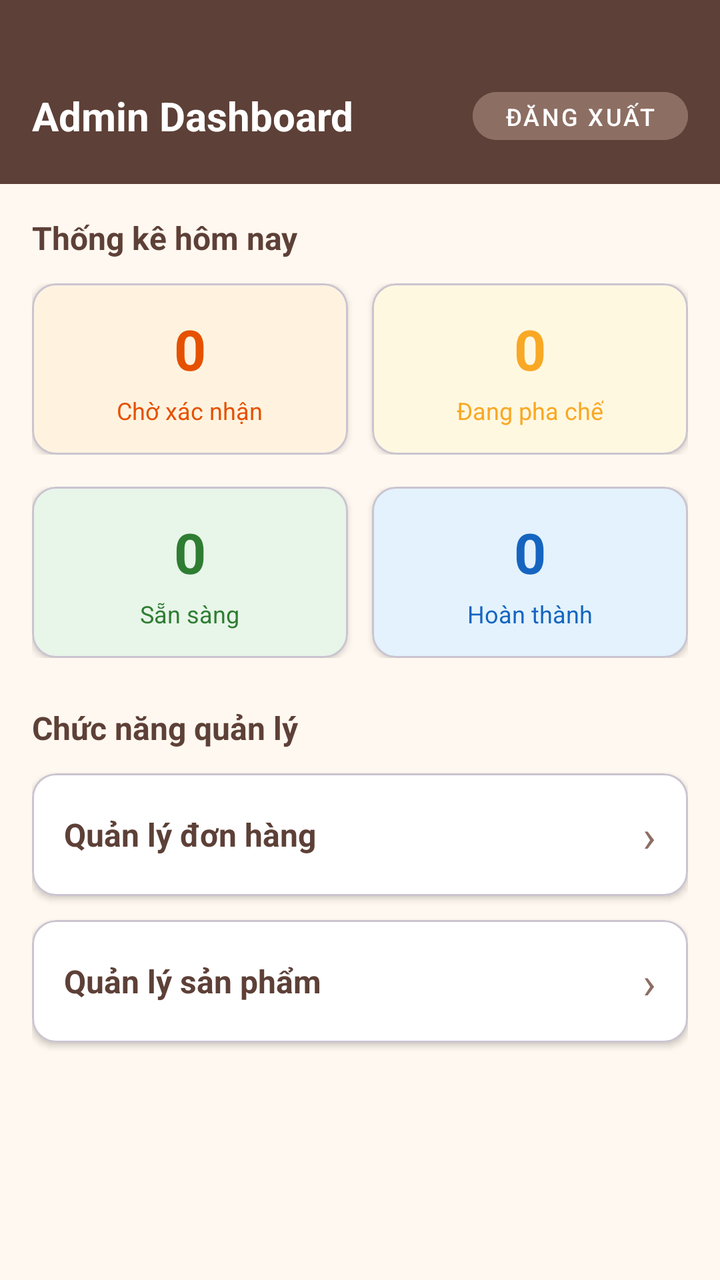
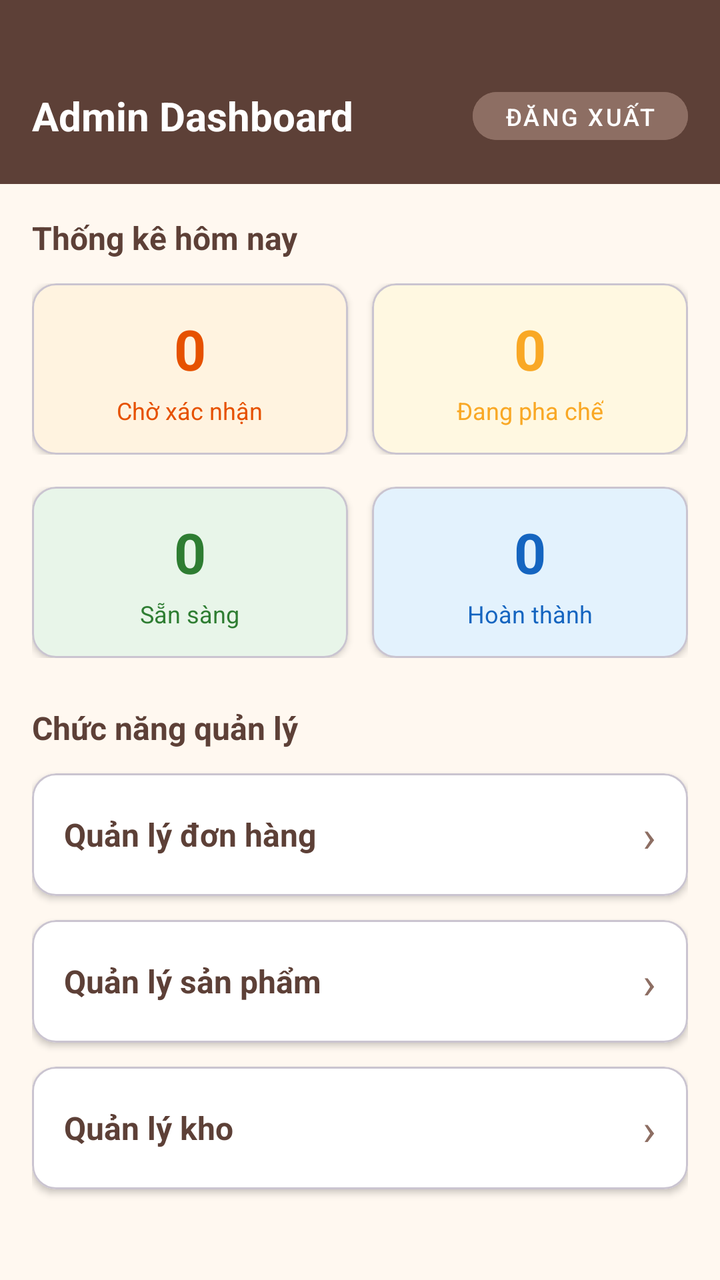

An Android layout rendered at two revisions. The XML below is the earlier revision; the diff shows what the commit changed to produce the second picture.
<!-- AndroidManifest.xml: application theme Theme.FoodOrdering -->
<!-- res/layout/activity_admin_dashboard.xml -->
<?xml version="1.0" encoding="utf-8"?>
<LinearLayout xmlns:android="http://schemas.android.com/apk/res/android"
    xmlns:app="http://schemas.android.com/apk/res-auto"
    android:layout_width="match_parent"
    android:layout_height="match_parent"
    android:orientation="vertical"
    android:background="#FFF8F0">

    
    <LinearLayout
        android:layout_width="match_parent"
        android:layout_height="wrap_content"
        android:orientation="horizontal"
        android:background="#5D4037"
        android:paddingTop="40dp"
        android:paddingBottom="16dp"
        android:paddingHorizontal="16dp"
        android:gravity="center_vertical">

        <TextView
            android:layout_width="0dp"
            android:layout_height="wrap_content"
            android:layout_weight="1"
            android:text="Admin Dashboard"
            android:textColor="#FFFFFF"
            android:textSize="20sp"
            android:textStyle="bold" />

        <com.google.android.material.button.MaterialButton
            android:id="@+id/btnLogout"
            android:layout_width="wrap_content"
            android:layout_height="36dp"
            android:text="Đăng xuất"
            android:textSize="12sp"
            app:cornerRadius="18dp"
            android:backgroundTint="#8D6E63"
            android:textColor="#FFFFFF"
            style="@style/Widget.MaterialComponents.Button.UnelevatedButton" />
    </LinearLayout>

    <ScrollView
        android:layout_width="match_parent"
        android:layout_height="match_parent"
        android:fillViewport="true">

        <LinearLayout
            android:layout_width="match_parent"
            android:layout_height="wrap_content"
            android:orientation="vertical"
            android:padding="16dp">

            
            <TextView
                android:layout_width="match_parent"
                android:layout_height="wrap_content"
                android:text="Thống kê hôm nay"
                android:textSize="16sp"
                android:textStyle="bold"
                android:textColor="#5D4037"
                android:layout_marginBottom="12dp" />

            <LinearLayout
                android:layout_width="match_parent"
                android:layout_height="wrap_content"
                android:orientation="horizontal"
                android:layout_marginBottom="16dp">

                
                <com.google.android.material.card.MaterialCardView
                    android:layout_width="0dp"
                    android:layout_height="wrap_content"
                    android:layout_weight="1"
                    android:layout_marginEnd="6dp"
                    app:cardCornerRadius="12dp"
                    app:cardElevation="2dp"
                    app:cardBackgroundColor="#FFF3E0">

                    <LinearLayout
                        android:layout_width="match_parent"
                        android:layout_height="wrap_content"
                        android:orientation="vertical"
                        android:padding="14dp"
                        android:gravity="center">

                        <TextView
                            android:id="@+id/tvPendingCount"
                            android:layout_width="wrap_content"
                            android:layout_height="wrap_content"
                            android:text="0"
                            android:textSize="28sp"
                            android:textStyle="bold"
                            android:textColor="#E65100" />

                        <TextView
                            android:layout_width="wrap_content"
                            android:layout_height="wrap_content"
                            android:text="Chờ xác nhận"
                            android:textSize="12sp"
                            android:textColor="#E65100"
                            android:layout_marginTop="4dp" />
                    </LinearLayout>
                </com.google.android.material.card.MaterialCardView>

                
                <com.google.android.material.card.MaterialCardView
                    android:layout_width="0dp"
                    android:layout_height="wrap_content"
                    android:layout_weight="1"
                    android:layout_marginStart="6dp"
                    app:cardCornerRadius="12dp"
                    app:cardElevation="2dp"
                    app:cardBackgroundColor="#FFF8E1">

                    <LinearLayout
                        android:layout_width="match_parent"
                        android:layout_height="wrap_content"
                        android:orientation="vertical"
                        android:padding="14dp"
                        android:gravity="center">

                        <TextView
                            android:id="@+id/tvPreparingCount"
                            android:layout_width="wrap_content"
                            android:layout_height="wrap_content"
                            android:text="0"
                            android:textSize="28sp"
                            android:textStyle="bold"
                            android:textColor="#F9A825" />

                        <TextView
                            android:layout_width="wrap_content"
                            android:layout_height="wrap_content"
                            android:text="Đang pha chế"
                            android:textSize="12sp"
                            android:textColor="#F9A825"
                            android:layout_marginTop="4dp" />
                    </LinearLayout>
                </com.google.android.material.card.MaterialCardView>
            </LinearLayout>

            <LinearLayout
                android:layout_width="match_parent"
                android:layout_height="wrap_content"
                android:orientation="horizontal"
                android:layout_marginBottom="24dp">

                
                <com.google.android.material.card.MaterialCardView
                    android:layout_width="0dp"
                    android:layout_height="wrap_content"
                    android:layout_weight="1"
                    android:layout_marginEnd="6dp"
                    app:cardCornerRadius="12dp"
                    app:cardElevation="2dp"
                    app:cardBackgroundColor="#E8F5E9">

                    <LinearLayout
                        android:layout_width="match_parent"
                        android:layout_height="wrap_content"
                        android:orientation="vertical"
                        android:padding="14dp"
                        android:gravity="center">

                        <TextView
                            android:id="@+id/tvReadyCount"
                            android:layout_width="wrap_content"
                            android:layout_height="wrap_content"
                            android:text="0"
                            android:textSize="28sp"
                            android:textStyle="bold"
                            android:textColor="#2E7D32" />

                        <TextView
                            android:layout_width="wrap_content"
                            android:layout_height="wrap_content"
                            android:text="Sẵn sàng"
                            android:textSize="12sp"
                            android:textColor="#2E7D32"
                            android:layout_marginTop="4dp" />
                    </LinearLayout>
                </com.google.android.material.card.MaterialCardView>

                
                <com.google.android.material.card.MaterialCardView
                    android:layout_width="0dp"
                    android:layout_height="wrap_content"
                    android:layout_weight="1"
                    android:layout_marginStart="6dp"
                    app:cardCornerRadius="12dp"
                    app:cardElevation="2dp"
                    app:cardBackgroundColor="#E3F2FD">

                    <LinearLayout
                        android:layout_width="match_parent"
                        android:layout_height="wrap_content"
                        android:orientation="vertical"
                        android:padding="14dp"
                        android:gravity="center">

                        <TextView
                            android:id="@+id/tvCompletedCount"
                            android:layout_width="wrap_content"
                            android:layout_height="wrap_content"
                            android:text="0"
                            android:textSize="28sp"
                            android:textStyle="bold"
                            android:textColor="#1565C0" />

                        <TextView
                            android:layout_width="wrap_content"
                            android:layout_height="wrap_content"
                            android:text="Hoàn thành"
                            android:textSize="12sp"
                            android:textColor="#1565C0"
                            android:layout_marginTop="4dp" />
                    </LinearLayout>
                </com.google.android.material.card.MaterialCardView>
            </LinearLayout>

            
            <TextView
                android:layout_width="match_parent"
                android:layout_height="wrap_content"
                android:text="Chức năng quản lý"
                android:textSize="16sp"
                android:textStyle="bold"
                android:textColor="#5D4037"
                android:layout_marginBottom="12dp" />

            
            <com.google.android.material.card.MaterialCardView
                android:id="@+id/cardManageOrders"
                android:layout_width="match_parent"
                android:layout_height="wrap_content"
                android:layout_marginBottom="12dp"
                app:cardCornerRadius="12dp"
                app:cardElevation="2dp"
                app:cardBackgroundColor="#FFFFFF"
                android:clickable="true"
                android:focusable="true"
                android:foreground="?attr/selectableItemBackground">

                <LinearLayout
                    android:layout_width="match_parent"
                    android:layout_height="wrap_content"
                    android:orientation="horizontal"
                    android:padding="16dp"
                    android:gravity="center_vertical">

                    <TextView
                        android:layout_width="0dp"
                        android:layout_height="wrap_content"
                        android:layout_weight="1"
                        android:text="Quản lý đơn hàng"
                        android:textSize="16sp"
                        android:textColor="#5D4037"
                        android:textStyle="bold" />

                    <TextView
                        android:layout_width="wrap_content"
                        android:layout_height="wrap_content"
                        android:text="›"
                        android:textSize="22sp"
                        android:textColor="#8D6E63" />
                </LinearLayout>
            </com.google.android.material.card.MaterialCardView>

            
            <com.google.android.material.card.MaterialCardView
                android:id="@+id/cardManageProducts"
                android:layout_width="match_parent"
                android:layout_height="wrap_content"
                android:layout_marginBottom="12dp"
                app:cardCornerRadius="12dp"
                app:cardElevation="2dp"
                app:cardBackgroundColor="#FFFFFF"
                android:clickable="true"
                android:focusable="true"
                android:foreground="?attr/selectableItemBackground">

                <LinearLayout
                    android:layout_width="match_parent"
                    android:layout_height="wrap_content"
                    android:orientation="horizontal"
                    android:padding="16dp"
                    android:gravity="center_vertical">

                    <TextView
                        android:layout_width="0dp"
                        android:layout_height="wrap_content"
                        android:layout_weight="1"
                        android:text="Quản lý sản phẩm"
                        android:textSize="16sp"
                        android:textColor="#5D4037"
                        android:textStyle="bold" />

                    <TextView
                        android:layout_width="wrap_content"
                        android:layout_height="wrap_content"
                        android:text="›"
                        android:textSize="22sp"
                        android:textColor="#8D6E63" />
                </LinearLayout>
            </com.google.android.material.card.MaterialCardView>

        </LinearLayout>
    </ScrollView>
</LinearLayout>
<!-- resources referenced by this layout -->
<resources>
  <style name="Theme.FoodOrdering" parent="Base.Theme.FoodOrdering" />
  <style name="Base.Theme.FoodOrdering" parent="Theme.Material3.DayNight.NoActionBar">
          
          
      </style>
</resources>

<!-- the commit's change to res/layout/activity_admin_dashboard.xml (unified diff, before → after) -->
@@ -302,7 +302,42 @@
                         android:textColor="#8D6E63" />
                 </LinearLayout>
             </com.google.android.material.card.MaterialCardView>
-
+            <com.google.android.material.card.MaterialCardView
+                android:id="@+id/cardManageInventory"
+                android:layout_width="match_parent"
+                android:layout_height="wrap_content"
+                android:layout_marginBottom="12dp"
+                app:cardCornerRadius="12dp"
+                app:cardElevation="2dp"
+                app:cardBackgroundColor="#FFFFFF"
+                android:clickable="true"
+                android:focusable="true"
+                android:foreground="?attr/selectableItemBackground">
+
+                <LinearLayout
+                    android:layout_width="match_parent"
+                    android:layout_height="wrap_content"
+                    android:orientation="horizontal"
+                    android:padding="16dp"
+                    android:gravity="center_vertical">
+
+                    <TextView
+                        android:layout_width="0dp"
+                        android:layout_height="wrap_content"
+                        android:layout_weight="1"
+                        android:text="Quản lý kho"
+                        android:textSize="16sp"
+                        android:textColor="#5D4037"
+                        android:textStyle="bold" />
+
+                    <TextView
+                        android:layout_width="wrap_content"
+                        android:layout_height="wrap_content"
+                        android:text="›"
+                        android:textSize="22sp"
+                        android:textColor="#8D6E63" />
+                </LinearLayout>
+            </com.google.android.material.card.MaterialCardView>
         </LinearLayout>
     </ScrollView>
 </LinearLayout>
